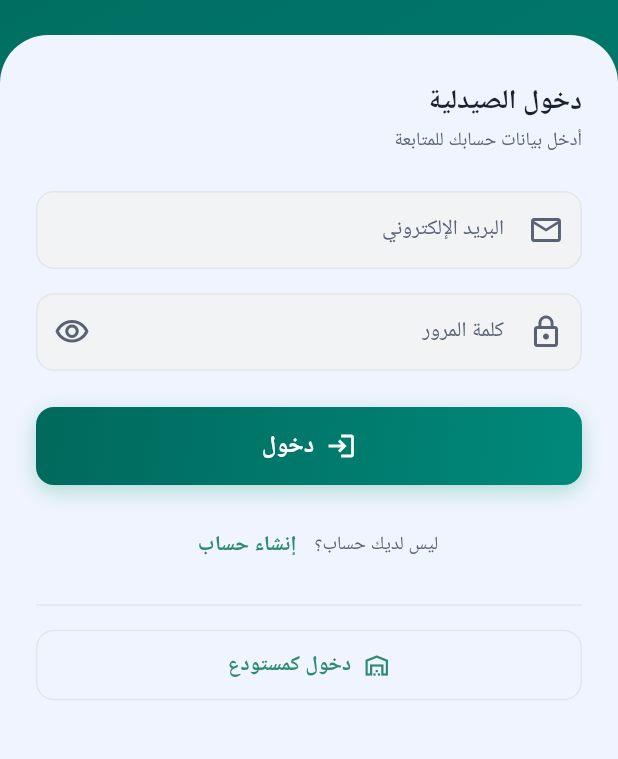
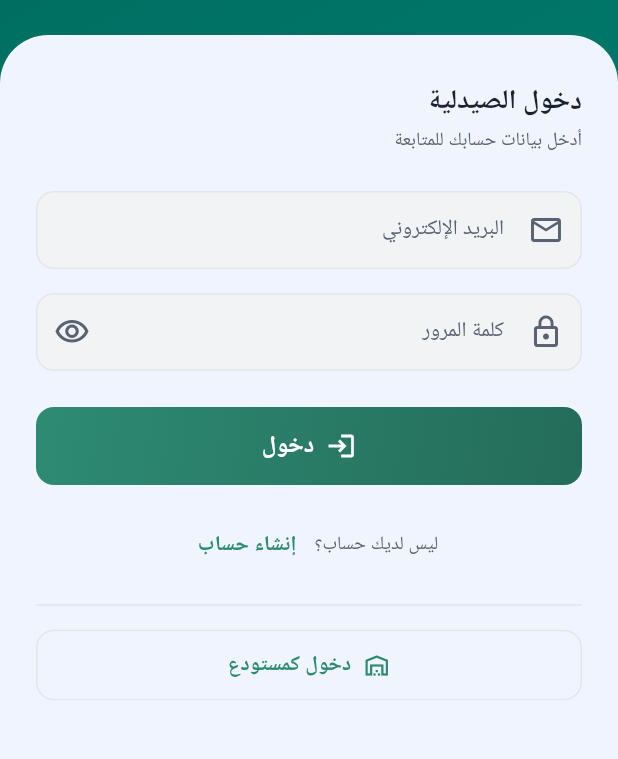
Before and after one commit to alabbasaswadd/tawrid_app, a Flutter app: the screen it shows after launch, on a phone screen of 412 x 824 dp, the part 292-1051 px from its top. Run offline on Flutter 3.47's test engine with Material 3 defaults, Android fonts, the phone set to English and light mode, and no system bars; our stand-ins replace dio, flutter_riverpod, flutter_secure_storage, go_router, google_fonts, logger and 1 more; missing offline and left inert: mobile_scanner; Roboto replaces fonts that are missing (Cairo, Ibm Plex Sans Arabic).

Commit message:
feat(design-system): phase 2 batch 4 — migrate tawrid_button + catalog page to theme
- TawridButton: unified to theme primary gradient (ignores legacy gradient param), IBM Plex, dark-ready
- Catalog page: all TawridColors -> theme (primary/onSurfaceVariant/outline/tokens.success), sheet surface

Co-Authored-By: Claude Opus 4.8 <noreply@anthropic.com>

```diff
--- a/lib/shared/widgets/tawrid_button.dart
+++ b/lib/shared/widgets/tawrid_button.dart
@@ -1,14 +1,15 @@
 import 'package:flutter/material.dart';
-import 'package:google_fonts/google_fonts.dart';
-import 'package:tawrid_app/app/theme/app_colors.dart';
 import 'package:tawrid_app/app/theme/app_spacing.dart';
+import 'package:tawrid_app/app/theme/app_tokens_ext.dart';
 
+// زر رئيسي متدرّج — موحّد على لون الثيم الأساسي. الوسيط [gradient] مُبقى
+// للتوافق مع مواضع الاستدعاء القديمة لكنه مُهمَل (اللون يُشتقّ من الثيم).
 class TawridButton extends StatelessWidget {
   const TawridButton({
     required this.label,
     required this.onPressed,
     this.loading = false,
-    this.gradient = TawridColors.brandGradient,
+    this.gradient,
     this.icon,
     super.key,
   });
@@ -16,50 +17,48 @@ class TawridButton extends StatelessWidget {
   final String label;
   final VoidCallback? onPressed;
   final bool loading;
-  final Gradient gradient;
+  final Gradient? gradient; // مُهمَل
   final IconData? icon;
 
   @override
   Widget build(BuildContext context) {
+    final cs = context.colors;
+    final enabled = onPressed != null && !loading;
+    final grad = LinearGradient(
+      begin: Alignment.topLeft,
+      end: Alignment.bottomRight,
+      colors: [cs.primary, Color.lerp(cs.primary, Colors.black, 0.22)!],
+    );
+
     return Container(
       height: 52,
       decoration: BoxDecoration(
-        gradient: onPressed == null ? null : gradient,
-        color: onPressed == null ? TawridColors.hint.withValues(alpha: 0.3) : null,
+        gradient: enabled ? grad : null,
+        color: enabled ? null : cs.onSurface.withValues(alpha: 0.12),
         borderRadius: BorderRadius.circular(AppSpacing.buttonRadius),
-        boxShadow: onPressed == null ? null : [
-          BoxShadow(
-            color: TawridColors.primary.withValues(alpha: 0.3),
-            blurRadius: 12,
-            offset: const Offset(0, 4),
-          ),
-        ],
       ),
       child: Material(
         color: Colors.transparent,
         child: InkWell(
           borderRadius: BorderRadius.circular(AppSpacing.buttonRadius),
-          onTap: onPressed,
+          onTap: enabled ? onPressed : null,
           child: Center(
             child: loading
-                ? const SizedBox(
-                    width: 22,
-                    height: 22,
-                    child: CircularProgressIndicator(
-                        strokeWidth: 2.5, color: Colors.white),
+                ? SizedBox(
+                    width: 22, height: 22,
+                    child: CircularProgressIndicator(strokeWidth: 2.5, color: cs.onPrimary),
                   )
                 : Row(
                     mainAxisSize: MainAxisSize.min,
                     children: [
                       if (icon != null) ...[
-                        Icon(icon, color: Colors.white, size: 20),
+                        Icon(icon, color: cs.onPrimary, size: 20),
                         const SizedBox(width: 8),
                       ],
                       Text(
                         label,
-                        style: GoogleFonts.cairo(
-                          color: Colors.white,
-                          fontSize: 16,
+                        style: context.text.titleMedium?.copyWith(
+                          color: cs.onPrimary,
                           fontWeight: FontWeight.w700,
                         ),
                       ),
```
Also changed, not shown: lib/features/wh_medicines/wh_medicine_catalog_page.dart (+12 -12 lines).
